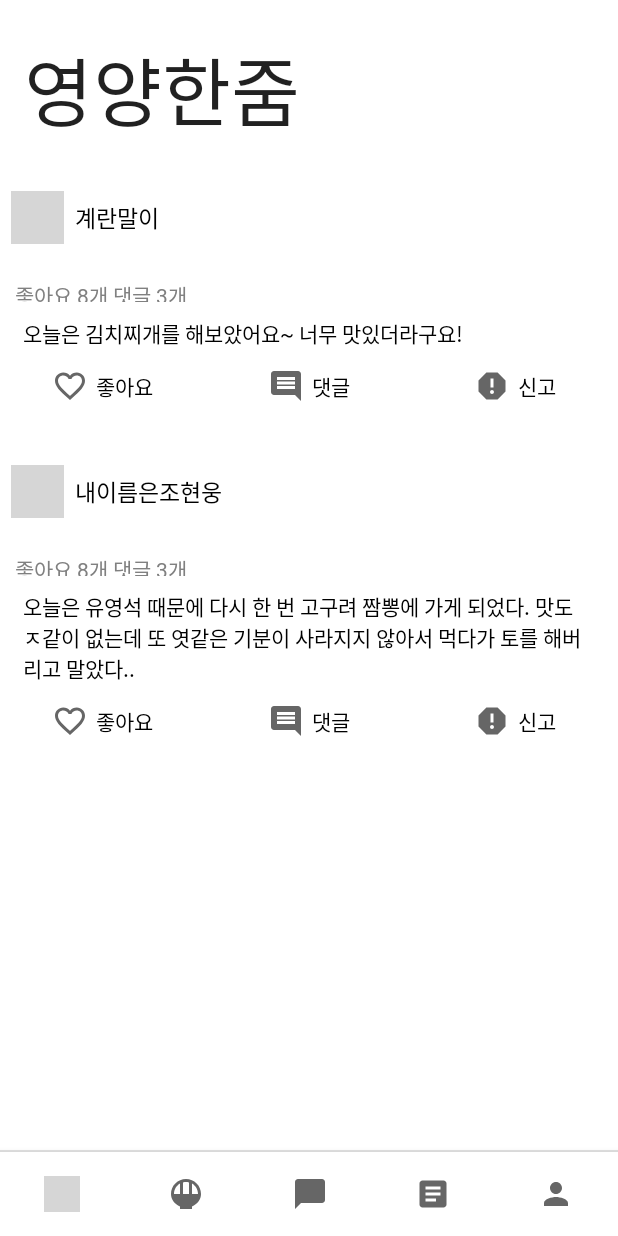
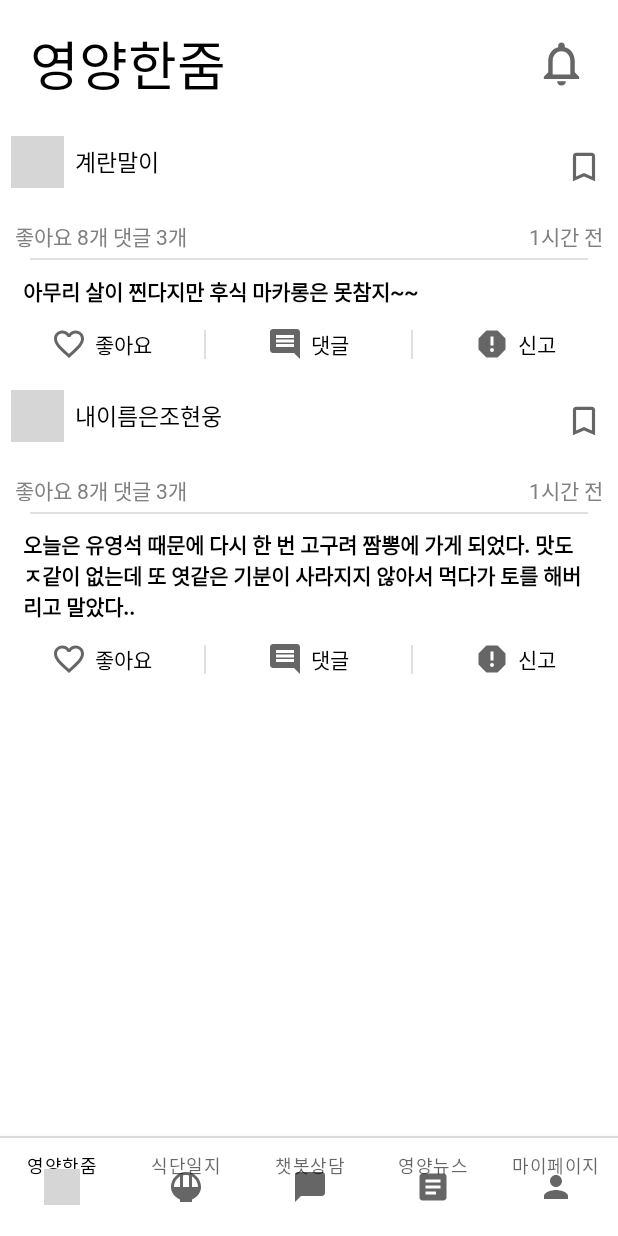
Before and after one commit to richpin/Nutrihanjum, an Android app: the screen it shows after launch (MainActivity), on a phone screen of 412 x 824 dp. Run offline under Robolectric (Android 15) with nearby library versions, the phone set to English and light mode, and no system bars; our stand-ins replace Firebase (no records; nobody signed in at launch, a user with empty details on screens opened directly); libraries missing offline, so code that uses them is left out: com.prolificinteractive.materialcalendarview; plain views replace ReadMoreTextView; pictures from the network do not load; 6 statements that could not run were skipped; grey boxes are pictures that could not be loaded.

Commit message:
Community UI #1

```diff
--- a/app/src/main/java/com/example/nutrihanjum/MainActivity.kt
+++ b/app/src/main/java/com/example/nutrihanjum/MainActivity.kt
@@ -51,31 +51,31 @@ class MainActivity : AppCompatActivity() {
                 R.id.action_home -> {
                     transaction.show(CommunityFragment.getInstance()).commit()
                     curFragment = CommunityFragment.getInstance()
-                    binding.topAppBar.title= getString(R.string.home_category)
+                    binding.topBarTextview.text= getString(R.string.home_category)
                     return@setOnItemSelectedListener true
                 }
                 R.id.action_chatbot -> {
                     transaction.show(ChatbotFragment.getInstance()).commit()
                     curFragment = ChatbotFragment.getInstance()
-                    binding.topAppBar.title= getString(R.string.chatbot_category)
+                    binding.topBarTextview.text= getString(R.string.chatbot_category)
                     return@setOnItemSelectedListener true
                 }
                 R.id.action_diary -> {
                     transaction.show(DiaryFragment.getInstance()).commit()
                     curFragment = DiaryFragment.getInstance()
-                    binding.topAppBar.title= getString(R.string.diary_category)
+                    binding.topBarTextview.text= getString(R.string.diary_category)
                     return@setOnItemSelectedListener true
                 }
                 R.id.action_news -> {
                     transaction.show(NewsFragment.getInstance()).commit()
                     curFragment = NewsFragment.getInstance()
-                    binding.topAppBar.title= getString(R.string.news_category)
+                    binding.topBarTextview.text= getString(R.string.news_category)
                     return@setOnItemSelectedListener true
                 }
                 R.id.action_user -> {
                     transaction.show(UserFragment.getInstance()).commit()
                     curFragment = UserFragment.getInstance()
-                    binding.topAppBar.title= getString(R.string.user_category)
+                    binding.topBarTextview.text= getString(R.string.user_category)
                     return@setOnItemSelectedListener true
                 }
             }
--- a/app/src/main/java/com/example/nutrihanjum/fragment/CommunityFragment.kt
+++ b/app/src/main/java/com/example/nutrihanjum/fragment/CommunityFragment.kt
@@ -39,7 +39,7 @@ class CommunityFragment private constructor() : Fragment() {
         _binding = CommunityFragmentBinding.inflate(inflater, container, false)
 
         val temp = arrayListOf<ContentDTO>()
-        temp.add(ContentDTO("오늘은 김치찌개를 해보았어요~ 너무 맛있더라구요!","https://recipe1.ezmember.co.kr/cache/recipe/2018/03/26/2534479bee6df21a0504761742af7a6d1.jpg","https://recipe1.ezmember.co.kr/cache/recipe/2016/03/16/4b2ad9b10dd6253ae2236658bab43b0b1.jpg","temp","계란말이",934))
+        temp.add(ContentDTO("아무리 살이 찐다지만 후식 마카롱은 못참지~~","https://s3-ap-northeast-1.amazonaws.com/dcreviewsresized/2019-02-14-16-12-37.jpg","https://recipe1.ezmember.co.kr/cache/recipe/2016/03/16/4b2ad9b10dd6253ae2236658bab43b0b1.jpg","temp","계란말이",934))
         temp.add(ContentDTO("오늘은 유영석 때문에 다시 한 번 고구려 짬뽕에 가게 되었다. 맛도 ㅈ같이 없는데 또 엿같은 기분이 사라지지 않아서 먹다가 토를 해버리고 말았다..","https://t1.daumcdn.net/cfile/tistory/99A8FB375E2D95C21A","https://pds.joins.com/news/component/htmlphoto_mmdata/201502/08/htm_20150208195421a010a012.jpg","temp2","내이름은조현웅",45))
 
         binding.communityfragmentRecylerview.adapter = CommunityRecyclerViewAdapter(temp)
--- /dev/null
+++ b/app/src/main/res/drawable/ic_bookmark.xml
@@ -0,0 +1,10 @@
+<vector xmlns:android="http://schemas.android.com/apk/res/android"
+    android:width="24dp"
+    android:height="24dp"
+    android:viewportWidth="24"
+    android:viewportHeight="24"
+    android:tint="?attr/colorControlNormal">
+  <path
+      android:fillColor="@android:color/white"
+      android:pathData="M17,3L7,3c-1.1,0 -1.99,0.9 -1.99,2L5,21l7,-3 7,3L19,5c0,-1.1 -0.9,-2 -2,-2zM17,18l-5,-2.18L7,18L7,5h10v13z"/>
+</vector>
--- /dev/null
+++ b/app/src/main/res/drawable/ic_notification.xml
@@ -0,0 +1,10 @@
+<vector xmlns:android="http://schemas.android.com/apk/res/android"
+    android:width="24dp"
+    android:height="24dp"
+    android:viewportWidth="24"
+    android:viewportHeight="24"
+    android:tint="?attr/colorControlNormal">
+  <path
+      android:fillColor="@android:color/white"
+      android:pathData="M12,22c1.1,0 2,-0.9 2,-2h-4c0,1.1 0.9,2 2,2zM18,16v-5c0,-3.07 -1.63,-5.64 -4.5,-6.32L13.5,4c0,-0.83 -0.67,-1.5 -1.5,-1.5s-1.5,0.67 -1.5,1.5v0.68C7.64,5.36 6,7.92 6,11v5l-2,2v1h16v-1l-2,-2zM16,17L8,17v-6c0,-2.48 1.51,-4.5 4,-4.5s4,2.02 4,4.5v6z"/>
+</vector>
--- a/app/src/main/res/layout/activity_main.xml
+++ b/app/src/main/res/layout/activity_main.xml
@@ -6,20 +6,38 @@
     android:layout_height="match_parent"
     tools:context=".MainActivity">
 
-    <androidx.appcompat.widget.Toolbar
-        android:id="@+id/top_app_bar"
+    <RelativeLayout
+        android:id="@+id/top_bar"
         android:layout_width="match_parent"
-        android:layout_height="120dp"
+        android:layout_height="85dp"
         android:background="@color/white"
-        android:elevation="0dp"
-        android:theme="@style/ToolbarTheme"
-        app:titleTextAppearance="@style/Toolbar.TitleText" />
+        android:orientation="horizontal">
+
+        <TextView
+            android:id="@+id/top_bar_textview"
+            android:layout_width="wrap_content"
+            android:layout_height="wrap_content"
+            android:layout_marginStart="20dp"
+            android:fontFamily="@font/font_bold"
+            android:textColor="@color/black"
+            android:layout_centerVertical="true"
+            android:textSize="35dp" />
+
+        <ImageView
+            android:id="@+id/top_bar_action_imageview"
+            android:layout_width="35dp"
+            android:layout_height="35dp"
+            android:layout_alignParentEnd="true"
+            android:layout_centerVertical="true"
+            android:layout_marginEnd="20dp"
+            android:src="@drawable/ic_notification" />
+    </RelativeLayout>
 
     <FrameLayout
         android:id="@+id/main_content"
         android:layout_width="match_parent"
         android:layout_height="match_parent"
-        android:layout_below="@id/top_app_bar"
+        android:layout_below="@id/top_bar"
         android:layout_above="@id/nav_division">
     </FrameLayout>
     <LinearLayout
@@ -33,11 +51,12 @@
     <com.google.android.material.bottomnavigation.BottomNavigationView
         android:id="@+id/bottom_navigation"
         android:layout_width="match_parent"
-        android:layout_height="wrap_content"
+        android:layout_height="65dp"
         android:layout_alignParentBottom="true"
+        android:theme="@style/BottomNavigationViewTitle"
         app:itemBackground="@color/white"
         app:menu="@menu/bottom_navigation_menu"
-        app:labelVisibilityMode="unlabeled">
+        app:labelVisibilityMode="labeled">
     </com.google.android.material.bottomnavigation.BottomNavigationView>
 
 </RelativeLayout>
--- a/app/src/main/res/layout/item_community.xml
+++ b/app/src/main/res/layout/item_community.xml
@@ -5,26 +5,34 @@
     android:layout_width="match_parent"
     android:layout_height="wrap_content">
 
-    <LinearLayout
+    <RelativeLayout
         android:layout_width="match_parent"
-        android:layout_height="50dp"
-        android:gravity="center_vertical">
-
+        android:layout_height="45dp">
         <ImageView
             android:id="@+id/communityitem_profile_imageview"
             android:layout_width="35dp"
             android:layout_height="35dp"
-            android:layout_margin="7.5dp"
+            android:layout_marginVertical="5dp"
+            android:layout_marginHorizontal="7.5dp"
             android:src="@mipmap/ic_launcher" />
-
         <TextView
             android:id="@+id/communityitem_profile_textview"
             android:layout_width="wrap_content"
             android:layout_height="wrap_content"
+            android:layout_toEndOf ="@id/communityitem_profile_imageview"
+            android:layout_centerVertical="true"
             android:fontFamily="@font/font_bold"
             android:textColor="@color/black"
-            android:textSize="15sp" />
-    </LinearLayout>
+            android:textSize="15dp"/>
+
+        <ImageView
+            android:layout_width="25dp"
+            android:layout_height="25dp"
+            android:layout_alignParentEnd="true"
+            android:layout_marginTop="13dp"
+            android:layout_marginEnd="10dp"
+            android:src="@drawable/ic_bookmark" />
+    </RelativeLayout>
 
     <androidx.cardview.widget.CardView
         android:layout_width="match_parent"
@@ -39,9 +47,9 @@
             android:adjustViewBounds="true"/>
     </androidx.cardview.widget.CardView>
 
-    <LinearLayout
+    <RelativeLayout
         android:layout_width="match_parent"
-        android:layout_height="15dp">
+        android:layout_height="25dp">
         <TextView
             android:layout_width="wrap_content"
             android:layout_height="match_parent"
@@ -49,6 +57,23 @@
             android:textColor="@color/gray"
             android:fontFamily="@font/font_regular"
             android:text="좋아요 8개 댓글 3개"/>
+        <TextView
+            android:layout_width="wrap_content"
+            android:layout_height="match_parent"
+            android:layout_alignParentRight="true"
+            android:layout_marginRight="10dp"
+            android:textColor="@color/gray"
+            android:fontFamily="@font/font_regular"
+            android:text="1시간 전"/>
+    </RelativeLayout>
+
+    <LinearLayout
+        android:id="@+id/content_division"
+        android:background="@color/colorDivision"
+        android:orientation="horizontal"
+        android:layout_width="match_parent"
+        android:layout_height="1dp"
+        android:layout_marginHorizontal="20dp">
     </LinearLayout>
 
     <LinearLayout
@@ -62,6 +87,7 @@
             android:layout_height="wrap_content"
             android:textColor="@color/black"
             android:fontFamily="@font/font_regular"
+            android:textStyle="bold"
             app:readMoreMaxLine="2"
             app:readMoreColor="@color/gray"
             app:readMoreText="@string/read_more"/>
@@ -71,7 +97,7 @@
         android:layout_width="match_parent"
         android:layout_height="30dp"
         android:gravity="center"
-        android:layout_marginBottom="30dp">
+        android:layout_marginBottom="10dp">
         <LinearLayout
             android:layout_width="0dp"
             android:layout_height="wrap_content"
@@ -91,6 +117,13 @@
                 android:layout_marginLeft="5dp"/>
         </LinearLayout>
         <LinearLayout
+            android:background="@color/colorDivision"
+            android:orientation="vertical"
+            android:layout_width="1dp"
+            android:layout_height="match_parent"
+            android:layout_marginVertical="5dp">
+        </LinearLayout>
+        <LinearLayout
             android:layout_width="0dp"
             android:layout_height="wrap_content"
             android:layout_weight="1"
@@ -107,6 +140,13 @@
                 android:fontFamily="@font/font_bold"
                 android:textColor="@color/black"
                 android:layout_marginLeft="5dp"/>
+        </LinearLayout>
+        <LinearLayout
+            android:background="@color/colorDivision"
+            android:orientation="vertical"
+            android:layout_width="1dp"
+            android:layout_height="match_parent"
+            android:layout_marginVertical="5dp">
         </LinearLayout>
         <LinearLayout
             android:layout_width="0dp"
--- a/app/src/main/res/values/strings.xml
+++ b/app/src/main/res/values/strings.xml
@@ -1,10 +1,10 @@
 <resources>
     <string name="app_name">Nutrihanjum</string>
-    <string name="home">home</string>
-    <string name="diary">diary</string>
-    <string name="chatbot">chatbot</string>
-    <string name="news">news</string>
-    <string name="user">user</string>
+    <string name="home">영양한줌</string>
+    <string name="diary">식단일지</string>
+    <string name="chatbot">챗봇상담</string>
+    <string name="news">영양뉴스</string>
+    <string name="user">마이페이지</string>
 
     <string name="home_category">영양한줌</string>
     <string name="diary_category">식단일지</string>
--- a/app/src/main/res/values/themes.xml
+++ b/app/src/main/res/values/themes.xml
@@ -16,13 +16,9 @@
     <style name="SplashTheme" parent="Theme.AppCompat.NoActionBar">
         <item name="android:windowBackground">@drawable/splash</item>
     </style>
-    <style name="ToolbarTheme" parent="ThemeOverlay.AppCompat.Light">
-        <item name="android:fontFamily">@font/font_bold</item>
+    <style name="BottomNavigationViewTitle" parent="Widget.Design.BottomNavigationView">
+        <item name="fontFamily">@font/font_bold</item>
     </style>
-    <style name="Toolbar.TitleText" parent="TextAppearance.Widget.AppCompat.Toolbar.Title">
-        <item name="android:textSize">50sp</item>
-    </style>
-
     <style name="Theme.Login" parent="Theme.AppCompat.DayNight.Dialog">
         <item name="windowNoTitle">true</item>
         <item name="windowActionBar">false</item>
```
